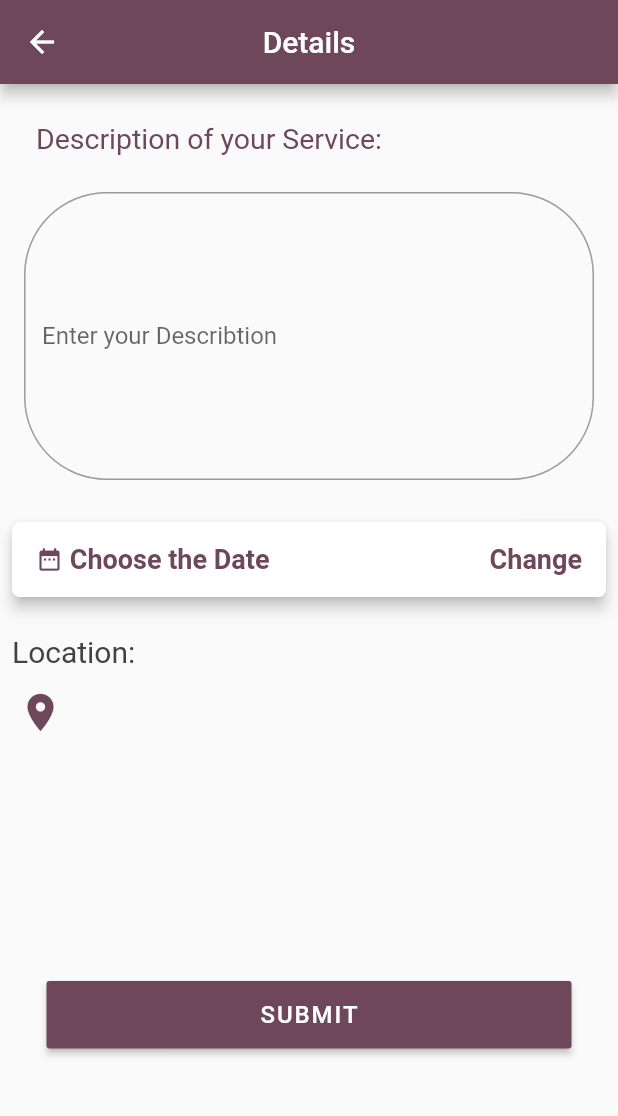
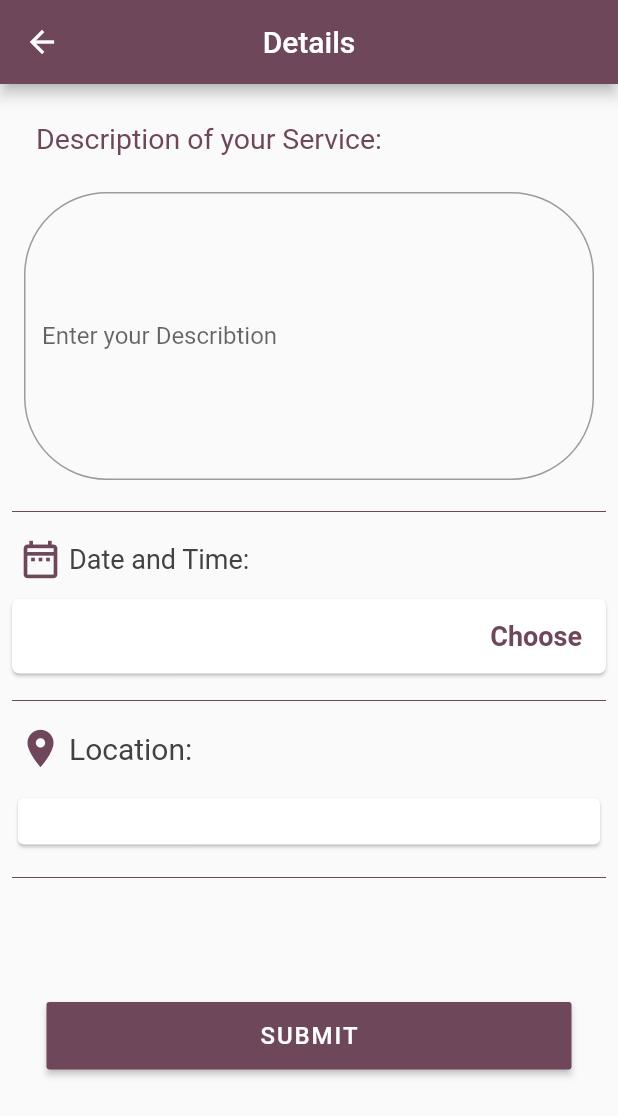
Before and after one commit to suzan9797/helperSN2, a Flutter app: the Details screen opened by its route, on a phone screen of 412 x 824 dp. Shown: the top 1116 px of the screen. Run offline on Flutter 3.47's test engine with Material 2 defaults, Android fonts, the phone set to English and light mode, and no system bars; our stand-ins replace flutter_datetime_picker, geolocator; missing offline and left inert: geocoder; Roboto replaces fonts that are missing (YuseiMagic).

```diff
--- a/lib/Screen/home_tabs/details.dart
+++ b/lib/Screen/home_tabs/details.dart
@@ -12,7 +12,7 @@ class Details extends StatefulWidget {
 }
 
 class _DetailsState extends State<Details> {
-  String _date = "Choose the Date";
+  String _date = " ";
   String userAddress;
   String manualAddress;
   String userDistrict;
@@ -25,13 +25,21 @@ class _DetailsState extends State<Details> {
   }
 
   getLocation() async {
-    Position position = await Geolocator()
-        .getCurrentPosition(desiredAccuracy: prefix0.LocationAccuracy.high);
+    print('GetLocation Function in Proccess');
+    Position position = await Geolocator().getCurrentPosition(desiredAccuracy: prefix0.LocationAccuracy.high);
     debugPrint('location: ${position.latitude}');
-    debugPrint('long= ' + position.longitude.toString());
     final coordinates = new Coordinates(position.latitude, position.longitude);
-    final addresses =
-        await Geocoder.local.findAddressesFromCoordinates(coordinates);
+    var addresses = await Geocoder.local.findAddressesFromCoordinates(coordinates);
+    var first = addresses.first;
+    userAddress = 'https://www.google.com/maps/search/?api=1&query=' + position.latitude.toString() + ',' + position.longitude.toString();
+    print("${first.featureName} : ${first.addressLine}");
+    print('https://www.google.com/maps/search/?api=1&query=' + position.latitude.toString() + ',' + position.longitude.toString());
+    print(userAddress);
+    print(addresses.last.subLocality);
+    setState(() {
+      userDistrict=addresses.last.subLocality;
+      userLocality=first.addressLine;
+    });
   }
 
   Widget _buildDescribtion() {
@@ -71,13 +79,34 @@ class _DetailsState extends State<Details> {
           ),
           _buildDescribtion(),
           SizedBox(
-            height: 20,
+            height: 5,
           ),
+          Divider(
+            color: Color(0xff6e475b),
+          ),
+          SizedBox(height: 5),
+          Row(
+            children: [
+              Padding(
+                padding: const EdgeInsets.all(4.0),
+                child: Icon(
+                  Icons.date_range_outlined,
+                  size: 30,
+                  color: Color(0xff6e475b),
+                ),
+              ),
+              Text(
+                'Date and Time:',
+                style: TextStyle(color: Colors.grey[800], fontSize: 18),
+              ),
+            ],
+          ),
+          SizedBox(height: 7),
           RaisedButton(
             shape: RoundedRectangleBorder(
               borderRadius: BorderRadius.circular(5.0),
             ),
-            elevation: 4.0,
+            elevation: 1.0,
             onPressed: () {
               DatePicker.showDateTimePicker(context,
                   theme: DatePickerTheme(
@@ -107,11 +136,6 @@ class _DetailsState extends State<Details> {
                       Container(
                         child: Row(
                           children: <Widget>[
-                            Icon(
-                              Icons.date_range,
-                              size: 18.0,
-                              color: Color(0xff6e475b),
-                            ),
                             Text(
                               " $_date",
                               style: TextStyle(
@@ -125,7 +149,7 @@ class _DetailsState extends State<Details> {
                     ],
                   ),
                   Text(
-                    "  Change",
+                    "  Choose",
                     style: TextStyle(
                         color: Color(0xff6e475b),
                         fontWeight: FontWeight.bold,
@@ -136,14 +160,12 @@ class _DetailsState extends State<Details> {
             ),
             color: Colors.white,
           ),
-          SizedBox(height: 25),
-          Text(
-            'Location:',
-            style: TextStyle(color: Colors.grey[800], fontSize: 20),
+          SizedBox(height: 10),
+          Divider(
+            color: Color(0xff6e475b),
           ),
-          Padding(padding: EdgeInsets.only(top: 10)),
+          SizedBox(height: 5),
           Row(
-            mainAxisAlignment: MainAxisAlignment.start,
             children: [
               Padding(
                 padding: const EdgeInsets.all(4.0),
@@ -154,12 +176,34 @@ class _DetailsState extends State<Details> {
                 ),
               ),
               Text(
-                userLocality,
-              )
+                'Location:',
+                style: TextStyle(color: Colors.grey[800], fontSize: 20),
+              ),
             ],
           ),
+          Padding(padding: EdgeInsets.only(top: 10)),
+          Card(
+            child: Padding(
+              padding: const EdgeInsets.all(8.0),
+              child: Column(
+                children: [
+                  Text(
+                    userLocality,
+                    style: TextStyle(
+                      color: Color(0xff6e475b),
+                      fontSize: 12.5,
+                    ),
+                  ),
+                ],
+              ),
+            ),
+          ),
+          SizedBox(height: 10),
+          Divider(
+            color: Color(0xff6e475b),
+          ),
           Padding(
-            padding: const EdgeInsets.only(top: 160),
+            padding: const EdgeInsets.only(top: 75),
             child: Align(
               alignment: Alignment.bottomCenter,
               child: Padding(
```
Also changed, not shown: lib/Screen/Rent/RentIt.dart (+91 -5 lines), 3 other files.
